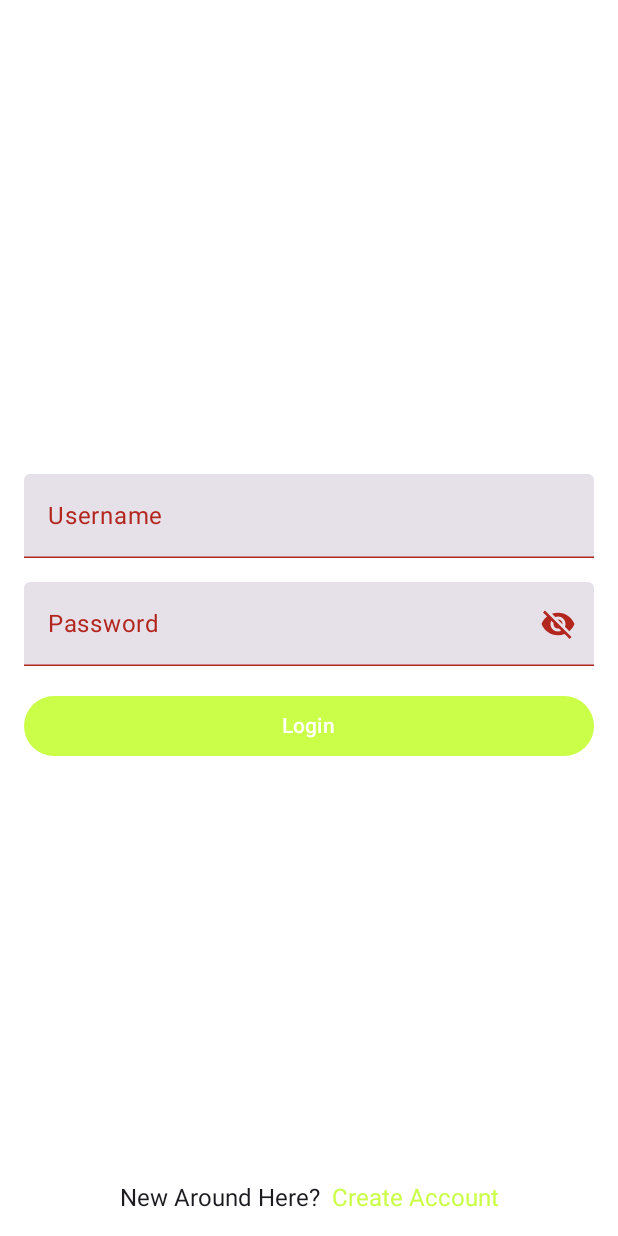
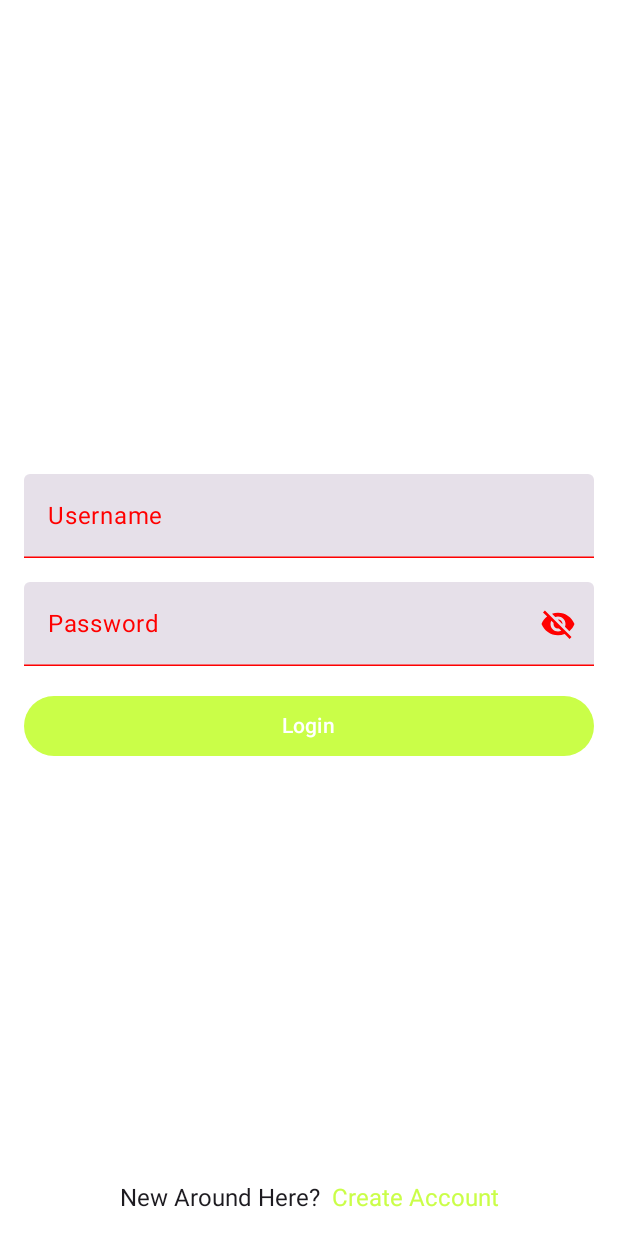
Before and after one commit to jovanovicdima/EventRadar, an Android app built with Jetpack Compose: the screen it shows after launch (LoginActivity), after a tap on "Login", on a phone screen of 412 x 824 dp. Run offline under Robolectric (Android 15) with nearby library versions, the phone set to English and light mode, and no system bars.

Commit message:
add dark color theme

```diff
--- a/app/src/main/java/com/jovanovicdima/eventradar/ui/theme/Color.kt
+++ b/app/src/main/java/com/jovanovicdima/eventradar/ui/theme/Color.kt
@@ -3,3 +3,7 @@ package com.jovanovicdima.eventradar.ui.theme
 import androidx.compose.ui.graphics.Color
 
 val Lime = Color(0xFFCAFE48)
+
+// 57467b
+// 7cb4b8
+// 70f8ba
--- a/app/src/main/java/com/jovanovicdima/eventradar/ui/theme/Theme.kt
+++ b/app/src/main/java/com/jovanovicdima/eventradar/ui/theme/Theme.kt
@@ -14,15 +14,15 @@ import androidx.compose.ui.platform.LocalView
 private val DarkColorScheme = darkColorScheme(
     background = Color(0xFF000000),
     primary = Lime,
-//    secondary = Color(0xFFFFFFFF),
-//    tertiary = Color(0xFFFFFFFF)
+    tertiary = Color.DarkGray,
+    error = Color(0xFFFF0000)
 )
 
 private val LightColorScheme = lightColorScheme(
     background = Color(0xFFFFFFFF),
     primary = Lime,
-//    secondary = Lime,
-//    tertiary = Lime
+    tertiary = Color.LightGray,
+    error = Color(0xFFFF0000)
 
     /* Other default colors to override
     background = Color(0xFFFFFBFE),
```
